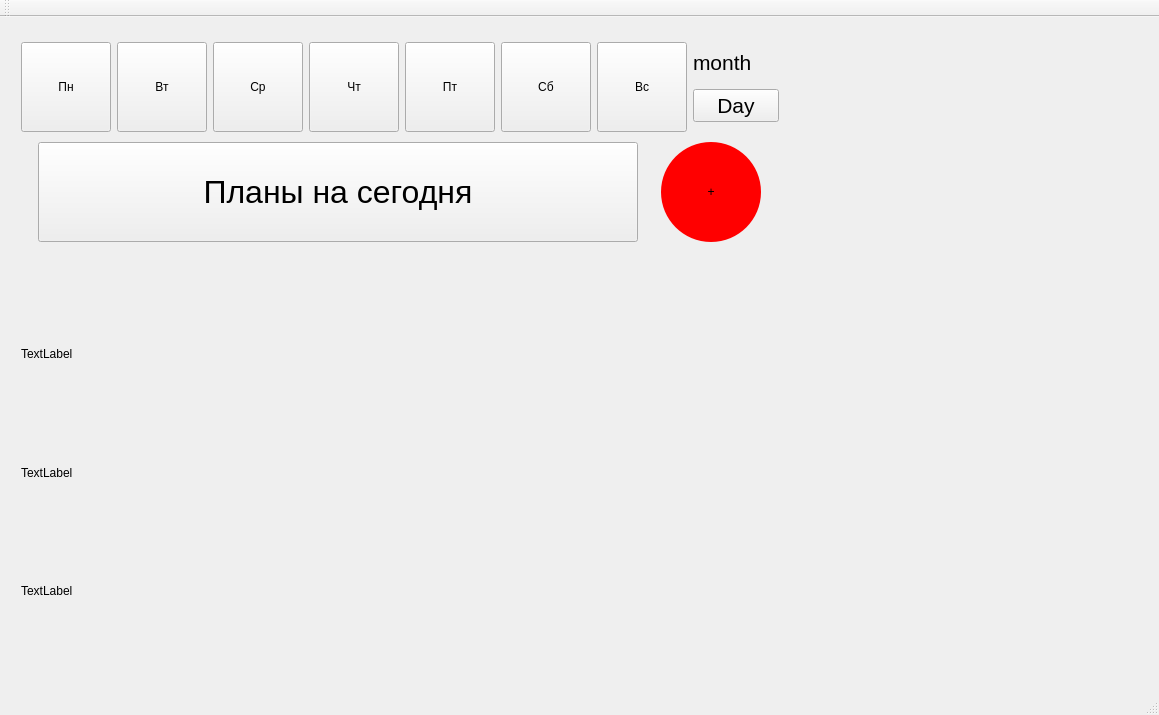
Before: the Qt Designer form mainwindow.ui in Strltz/Vse-idet-po-planu, drawn with Qt 5.
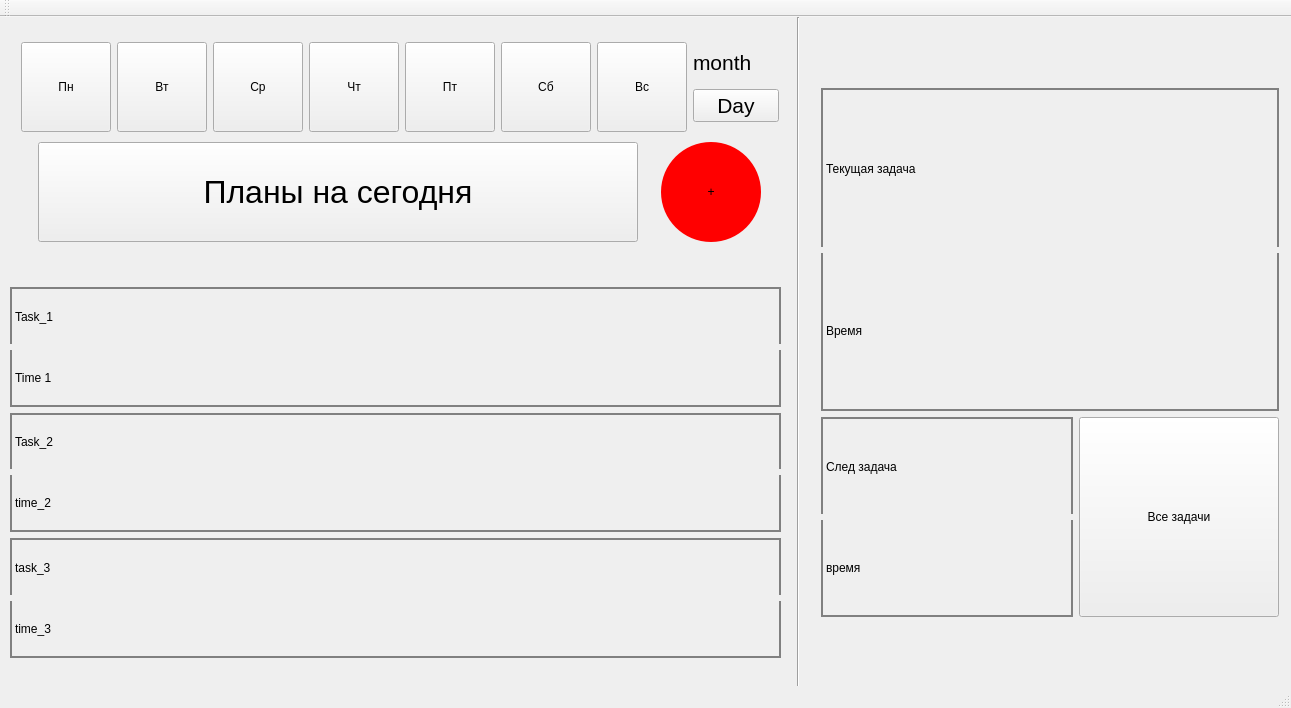
After: the same form once the commit is applied.

```diff
--- a/mainwindow.ui
+++ b/mainwindow.ui
@@ -6,15 +6,15 @@
    <rect>
     <x>0</x>
     <y>0</y>
-    <width>1159</width>
-    <height>715</height>
+    <width>1291</width>
+    <height>708</height>
    </rect>
   </property>
   <property name="windowTitle">
    <string>MainWindow</string>
   </property>
   <widget class="QWidget" name="centralWidget">
-   <widget class="QWidget" name="">
+   <widget class="QWidget" name="layoutWidget">
     <property name="geometry">
      <rect>
       <x>10</x>
@@ -310,7 +310,7 @@
      </item>
     </layout>
    </widget>
-   <widget class="QWidget" name="">
+   <widget class="QWidget" name="layoutWidget">
     <property name="geometry">
      <rect>
       <x>10</x>
@@ -320,26 +320,215 @@
      </rect>
     </property>
     <layout class="QVBoxLayout" name="verticalLayout_3">
+     <property name="leftMargin">
+      <number>0</number>
+     </property>
+     <property name="topMargin">
+      <number>0</number>
+     </property>
+     <property name="rightMargin">
+      <number>0</number>
+     </property>
+     <property name="bottomMargin">
+      <number>0</number>
+     </property>
      <item>
       <widget class="QLabel" name="task_1">
+       <property name="styleSheet">
+        <string notr="true">font: 75 24pt &quot;MS Shell Dlg 2&quot;;
+border: 2px solid grey;
+border-bottom: 0px;
+</string>
+       </property>
        <property name="text">
-        <string>TextLabel</string>
+        <string>Task_1</string>
+       </property>
+      </widget>
+     </item>
+     <item>
+      <widget class="QLabel" name="time_1">
+       <property name="styleSheet">
+        <string notr="true">font: 18pt &quot;MS Shell Dlg 2&quot;;
+border:  2px solid grey;
+border-top: 0px;</string>
+       </property>
+       <property name="text">
+        <string>Time 1</string>
        </property>
       </widget>
      </item>
      <item>
       <widget class="QLabel" name="task_2">
+       <property name="styleSheet">
+        <string notr="true">font: 75 24pt &quot;MS Shell Dlg 2&quot;;
+border: 2px solid grey;
+border-bottom: 0px;</string>
+       </property>
        <property name="text">
-        <string>TextLabel</string>
+        <string>Task_2</string>
+       </property>
+      </widget>
+     </item>
+     <item>
+      <widget class="QLabel" name="time_2">
+       <property name="styleSheet">
+        <string notr="true">font: 18pt &quot;MS Shell Dlg 2&quot;;
+border: 2px solid grey;
+border-top: 0px;</string>
+       </property>
+       <property name="text">
+        <string>time_2</string>
        </property>
       </widget>
      </item>
      <item>
       <widget class="QLabel" name="task_3">
+       <property name="styleSheet">
+        <string notr="true">font: 75 24pt &quot;MS Shell Dlg 2&quot;;
+border: 2px solid grey;
+border-bottom: 0px;</string>
+       </property>
        <property name="text">
-        <string>TextLabel</string>
+        <string>task_3</string>
        </property>
       </widget>
+     </item>
+     <item>
+      <widget class="QLabel" name="time_3">
+       <property name="styleSheet">
+        <string notr="true">font: 18pt &quot;MS Shell Dlg 2&quot;;
+border: 2px solid grey;
+border-top: 0px;</string>
+       </property>
+       <property name="text">
+        <string>time_3</string>
+       </property>
+      </widget>
+     </item>
+    </layout>
+   </widget>
+   <widget class="Line" name="line">
+    <property name="geometry">
+     <rect>
+      <x>783</x>
+      <y>0</y>
+      <width>31</width>
+      <height>681</height>
+     </rect>
+    </property>
+    <property name="font">
+     <font>
+      <pointsize>40</pointsize>
+      <weight>75</weight>
+      <bold>true</bold>
+      <kerning>false</kerning>
+     </font>
+    </property>
+    <property name="orientation">
+     <enum>Qt::Vertical</enum>
+    </property>
+   </widget>
+   <widget class="QWidget" name="layoutWidget">
+    <property name="geometry">
+     <rect>
+      <x>810</x>
+      <y>60</y>
+      <width>480</width>
+      <height>551</height>
+     </rect>
+    </property>
+    <layout class="QVBoxLayout" name="verticalLayout_6">
+     <item>
+      <layout class="QVBoxLayout" name="verticalLayout_4">
+       <item>
+        <widget class="QLabel" name="curr_task">
+         <property name="styleSheet">
+          <string notr="true">font: 36pt &quot;MS Shell Dlg 2&quot;;
+border: 2px solid grey;
+border-bottom: 0px;</string>
+         </property>
+         <property name="text">
+          <string>Текущая задача</string>
+         </property>
+        </widget>
+       </item>
+       <item>
+        <widget class="QLabel" name="time_curr_task">
+         <property name="styleSheet">
+          <string notr="true">font: 26pt &quot;MS Shell Dlg 2&quot;;
+border: 2px solid grey;
+border-top: 0px;</string>
+         </property>
+         <property name="text">
+          <string>Время</string>
+         </property>
+        </widget>
+       </item>
+      </layout>
+     </item>
+     <item>
+      <layout class="QHBoxLayout" name="horizontalLayout_4">
+       <item>
+        <layout class="QVBoxLayout" name="verticalLayout_5">
+         <item>
+          <widget class="QLabel" name="next_task">
+           <property name="sizePolicy">
+            <sizepolicy hsizetype="Preferred" vsizetype="Preferred">
+             <horstretch>0</horstretch>
+             <verstretch>0</verstretch>
+            </sizepolicy>
+           </property>
+           <property name="minimumSize">
+            <size>
+             <width>0</width>
+             <height>0</height>
+            </size>
+           </property>
+           <property name="styleSheet">
+            <string notr="true">font: 75 20pt &quot;MS Shell Dlg 2&quot;;
+border: 2px solid grey;
+border-bottom: 0px;
+</string>
+           </property>
+           <property name="text">
+            <string>След задача</string>
+           </property>
+          </widget>
+         </item>
+         <item>
+          <widget class="QLabel" name="time_next_task">
+           <property name="styleSheet">
+            <string notr="true">font: 16pt &quot;MS Shell Dlg 2&quot;;
+border: 2px solid grey;
+border-top: 0px;</string>
+           </property>
+           <property name="text">
+            <string>время</string>
+           </property>
+          </widget>
+         </item>
+        </layout>
+       </item>
+       <item>
+        <widget class="QPushButton" name="all_task">
+         <property name="sizePolicy">
+          <sizepolicy hsizetype="Fixed" vsizetype="Fixed">
+           <horstretch>0</horstretch>
+           <verstretch>0</verstretch>
+          </sizepolicy>
+         </property>
+         <property name="minimumSize">
+          <size>
+           <width>200</width>
+           <height>200</height>
+          </size>
+         </property>
+         <property name="text">
+          <string>Все задачи</string>
+         </property>
+        </widget>
+       </item>
+      </layout>
      </item>
     </layout>
    </widget>
```
Left out of the diff: 2 changed lines with no effect on the pictures.
